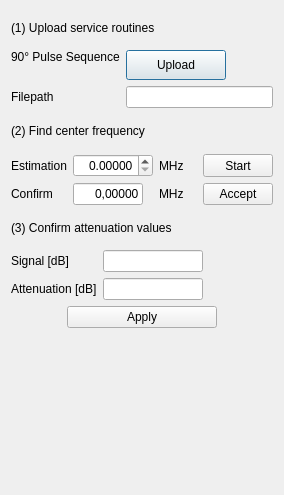
First picture: the form in Applications/ocra/ui/flipangleDialog.ui, repository OpenMRI/ocra, before the edit.
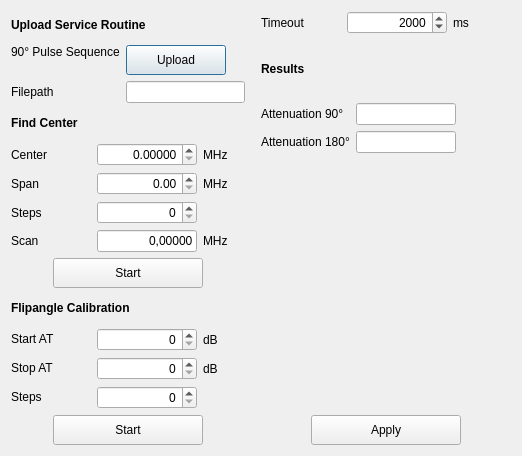
Second picture: the form after the edit.

```diff
--- a/Applications/ocra/ui/flipangleDialog.ui
+++ b/Applications/ocra/ui/flipangleDialog.ui
@@ -6,19 +6,25 @@
    <rect>
     <x>0</x>
     <y>0</y>
-    <width>284</width>
-    <height>495</height>
+    <width>522</width>
+    <height>456</height>
    </rect>
   </property>
   <property name="sizePolicy">
-   <sizepolicy hsizetype="Fixed" vsizetype="Fixed">
+   <sizepolicy hsizetype="Preferred" vsizetype="Preferred">
     <horstretch>0</horstretch>
     <verstretch>0</verstretch>
    </sizepolicy>
   </property>
+  <property name="minimumSize">
+   <size>
+    <width>0</width>
+    <height>0</height>
+   </size>
+  </property>
   <property name="maximumSize">
    <size>
-    <width>396</width>
+    <width>16777215</width>
     <height>16777215</height>
    </size>
   </property>
@@ -30,9 +36,19 @@
   </property>
   <layout class="QVBoxLayout" name="verticalLayout">
    <item>
+    <layout class="QHBoxLayout" name="horizontalLayout_5">
+     <item>
+      <layout class="QVBoxLayout" name="verticalLayout_2">
+       <item>
     <widget class="QLabel" name="step1Label">
+         <property name="font">
+          <font>
+           <weight>75</weight>
+           <bold>true</bold>
+          </font>
+         </property>
      <property name="text">
-      <string>(1) Upload service routines</string>
+          <string>Upload Service Routine</string>
      </property>
     </widget>
    </item>
@@ -106,21 +122,146 @@
    </item>
    <item>
     <widget class="QLabel" name="step2Label">
+         <property name="font">
+          <font>
+           <weight>75</weight>
+           <bold>true</bold>
+          </font>
+         </property>
      <property name="text">
-      <string>(2) Find center frequency</string>
+          <string>Find Center</string>
      </property>
     </widget>
    </item>
    <item>
-    <layout class="QGridLayout" name="findCenterLayout">
-     <item row="1" column="0">
+        <layout class="QGridLayout" name="gridLayout_3">
+         <item row="4" column="1">
+          <widget class="QSpinBox" name="freqSteps">
+           <property name="sizePolicy">
+            <sizepolicy hsizetype="Fixed" vsizetype="Fixed">
+             <horstretch>0</horstretch>
+             <verstretch>0</verstretch>
+            </sizepolicy>
+           </property>
+           <property name="minimumSize">
+            <size>
+             <width>100</width>
+             <height>0</height>
+            </size>
+           </property>
+           <property name="maximumSize">
+            <size>
+             <width>100</width>
+             <height>16777215</height>
+            </size>
+           </property>
+           <property name="alignment">
+            <set>Qt::AlignRight|Qt::AlignTrailing|Qt::AlignVCenter</set>
+           </property>
+          </widget>
+         </item>
+         <item row="2" column="2">
+          <widget class="QLabel" name="freqUnitLabel1">
+           <property name="sizePolicy">
+            <sizepolicy hsizetype="Minimum" vsizetype="Preferred">
+             <horstretch>0</horstretch>
+             <verstretch>0</verstretch>
+            </sizepolicy>
+           </property>
+           <property name="text">
+            <string>MHz</string>
+           </property>
+          </widget>
+         </item>
+         <item row="3" column="2">
+          <widget class="QLabel" name="label_2">
+           <property name="sizePolicy">
+            <sizepolicy hsizetype="Minimum" vsizetype="Preferred">
+             <horstretch>0</horstretch>
+             <verstretch>0</verstretch>
+            </sizepolicy>
+           </property>
+           <property name="text">
+            <string>MHz</string>
+           </property>
+          </widget>
+         </item>
+         <item row="2" column="0">
+          <widget class="QLabel" name="findCenterLabel">
+           <property name="sizePolicy">
+            <sizepolicy hsizetype="Fixed" vsizetype="Preferred">
+             <horstretch>0</horstretch>
+             <verstretch>0</verstretch>
+            </sizepolicy>
+           </property>
+           <property name="minimumSize">
+            <size>
+             <width>80</width>
+             <height>0</height>
+            </size>
+           </property>
+           <property name="maximumSize">
+            <size>
+             <width>80</width>
+             <height>16777215</height>
+            </size>
+           </property>
+           <property name="text">
+            <string>Center</string>
+           </property>
+          </widget>
+         </item>
+         <item row="5" column="0">
       <widget class="QLabel" name="confirmCenterLabel">
+           <property name="sizePolicy">
+            <sizepolicy hsizetype="Fixed" vsizetype="Preferred">
+             <horstretch>0</horstretch>
+             <verstretch>0</verstretch>
+            </sizepolicy>
+           </property>
+           <property name="minimumSize">
+            <size>
+             <width>80</width>
+             <height>0</height>
+            </size>
+           </property>
+           <property name="maximumSize">
+            <size>
+             <width>80</width>
+             <height>16777215</height>
+            </size>
+           </property>
        <property name="text">
-        <string>Confirm</string>
+            <string>Scan</string>
        </property>
       </widget>
      </item>
-     <item row="1" column="1">
+         <item row="3" column="1">
+          <widget class="QDoubleSpinBox" name="freqSpan">
+           <property name="sizePolicy">
+            <sizepolicy hsizetype="Fixed" vsizetype="Fixed">
+             <horstretch>0</horstretch>
+             <verstretch>0</verstretch>
+            </sizepolicy>
+           </property>
+           <property name="minimumSize">
+            <size>
+             <width>100</width>
+             <height>0</height>
+            </size>
+           </property>
+           <property name="maximumSize">
+            <size>
+             <width>100</width>
+             <height>16777215</height>
+            </size>
+           </property>
+           <property name="alignment">
+            <set>Qt::AlignRight|Qt::AlignTrailing|Qt::AlignVCenter</set>
+           </property>
+          </widget>
+         </item>
+         <item row="5" column="1">
       <widget class="QLineEdit" name="centerFreqValue">
        <property name="sizePolicy">
         <sizepolicy hsizetype="Fixed" vsizetype="Fixed">
@@ -130,13 +271,13 @@
        </property>
        <property name="minimumSize">
         <size>
-         <width>0</width>
+             <width>100</width>
          <height>0</height>
         </size>
        </property>
        <property name="maximumSize">
         <size>
-         <width>70</width>
+             <width>100</width>
          <height>16777215</height>
         </size>
        </property>
@@ -154,97 +295,51 @@
        </property>
       </widget>
      </item>
-     <item row="0" column="0">
-      <widget class="QLabel" name="findCenterLabel">
-       <property name="text">
-        <string>Estimation</string>
-       </property>
-      </widget>
-     </item>
-     <item row="1" column="3">
-      <widget class="QPushButton" name="acceptCenterBtn">
+         <item row="4" column="0">
+          <widget class="QLabel" name="label_3">
        <property name="sizePolicy">
-        <sizepolicy hsizetype="Fixed" vsizetype="Fixed">
+            <sizepolicy hsizetype="Fixed" vsizetype="Preferred">
          <horstretch>0</horstretch>
          <verstretch>0</verstretch>
         </sizepolicy>
        </property>
-       <property name="maximumSize">
-        <size>
-         <width>70</width>
-         <height>30</height>
-        </size>
-       </property>
-       <property name="text">
-        <string>Accept</string>
-       </property>
-      </widget>
-     </item>
-     <item row="1" column="2">
-      <widget class="QLabel" name="freqUnitLabel2">
-       <property name="sizePolicy">
-        <sizepolicy hsizetype="Minimum" vsizetype="Preferred">
-         <horstretch>0</horstretch>
-         <verstretch>0</verstretch>
-        </sizepolicy>
-       </property>
-       <property name="text">
-        <string>MHz</string>
-       </property>
-      </widget>
-     </item>
-     <item row="0" column="3">
-      <widget class="QPushButton" name="findCenterBtn">
-       <property name="sizePolicy">
-        <sizepolicy hsizetype="Fixed" vsizetype="Fixed">
-         <horstretch>0</horstretch>
-         <verstretch>0</verstretch>
-        </sizepolicy>
-       </property>
        <property name="minimumSize">
         <size>
-         <width>0</width>
+             <width>80</width>
          <height>0</height>
         </size>
        </property>
        <property name="maximumSize">
         <size>
-         <width>70</width>
-         <height>30</height>
+             <width>80</width>
+             <height>16777215</height>
         </size>
        </property>
        <property name="text">
-        <string>Start</string>
+            <string>Steps</string>
        </property>
       </widget>
      </item>
-     <item row="0" column="2">
-      <widget class="QLabel" name="freqUnitLabel1">
+         <item row="2" column="1">
+          <widget class="QDoubleSpinBox" name="freqEstimation">
        <property name="sizePolicy">
-        <sizepolicy hsizetype="Minimum" vsizetype="Preferred">
+            <sizepolicy hsizetype="Fixed" vsizetype="Fixed">
          <horstretch>0</horstretch>
          <verstretch>0</verstretch>
         </sizepolicy>
        </property>
-       <property name="text">
-        <string>MHz</string>
-       </property>
-      </widget>
-     </item>
-     <item row="0" column="1">
-      <widget class="QDoubleSpinBox" name="estimatedValue">
-       <property name="sizePolicy">
-        <sizepolicy hsizetype="Preferred" vsizetype="Fixed">
-         <horstretch>0</horstretch>
-         <verstretch>0</verstretch>
-        </sizepolicy>
-       </property>
        <property name="minimumSize">
         <size>
-         <width>80</width>
+             <width>100</width>
          <height>0</height>
         </size>
        </property>
+           <property name="maximumSize">
+            <size>
+             <width>100</width>
+             <height>16777215</height>
+            </size>
+           </property>
        <property name="alignment">
         <set>Qt::AlignRight|Qt::AlignTrailing|Qt::AlignVCenter</set>
        </property>
@@ -253,12 +348,443 @@
        </property>
       </widget>
      </item>
+         <item row="3" column="0">
+          <widget class="QLabel" name="label">
+           <property name="sizePolicy">
+            <sizepolicy hsizetype="Fixed" vsizetype="Preferred">
+             <horstretch>0</horstretch>
+             <verstretch>0</verstretch>
+            </sizepolicy>
+           </property>
+           <property name="minimumSize">
+            <size>
+             <width>80</width>
+             <height>0</height>
+            </size>
+           </property>
+           <property name="maximumSize">
+            <size>
+             <width>80</width>
+             <height>16777215</height>
+            </size>
+           </property>
+           <property name="text">
+            <string>Span</string>
+           </property>
+          </widget>
+         </item>
+         <item row="5" column="2">
+          <widget class="QLabel" name="freqUnitLabel2">
+           <property name="sizePolicy">
+            <sizepolicy hsizetype="Minimum" vsizetype="Preferred">
+             <horstretch>0</horstretch>
+             <verstretch>0</verstretch>
+            </sizepolicy>
+           </property>
+           <property name="text">
+            <string>MHz</string>
+           </property>
+          </widget>
+         </item>
+        </layout>
+       </item>
+       <item>
+        <layout class="QHBoxLayout" name="horizontalLayout_6">
+         <item>
+          <spacer name="horizontalSpacer_7">
+           <property name="orientation">
+            <enum>Qt::Horizontal</enum>
+           </property>
+           <property name="sizeHint" stdset="0">
+            <size>
+             <width>40</width>
+             <height>20</height>
+            </size>
+           </property>
+          </spacer>
+         </item>
+         <item>
+          <widget class="QPushButton" name="startCenterBtn">
+           <property name="sizePolicy">
+            <sizepolicy hsizetype="Fixed" vsizetype="Fixed">
+             <horstretch>0</horstretch>
+             <verstretch>0</verstretch>
+            </sizepolicy>
+           </property>
+           <property name="minimumSize">
+            <size>
+             <width>150</width>
+             <height>30</height>
+            </size>
+           </property>
+           <property name="text">
+            <string>Start</string>
+           </property>
+          </widget>
+         </item>
+         <item>
+          <spacer name="horizontalSpacer_8">
+           <property name="orientation">
+            <enum>Qt::Horizontal</enum>
+           </property>
+           <property name="sizeHint" stdset="0">
+            <size>
+             <width>40</width>
+             <height>20</height>
+            </size>
+           </property>
+          </spacer>
+         </item>
+        </layout>
+       </item>
+       <item>
+        <widget class="QLabel" name="label_4">
+         <property name="font">
+          <font>
+           <weight>75</weight>
+           <bold>true</bold>
+          </font>
+         </property>
+         <property name="text">
+          <string>Flipangle Calibration</string>
+         </property>
+        </widget>
+       </item>
+       <item>
+        <layout class="QGridLayout" name="gridLayout_4">
+         <item row="2" column="0">
+          <widget class="QLabel" name="label_9">
+           <property name="sizePolicy">
+            <sizepolicy hsizetype="Fixed" vsizetype="Fixed">
+             <horstretch>0</horstretch>
+             <verstretch>0</verstretch>
+            </sizepolicy>
+           </property>
+           <property name="minimumSize">
+            <size>
+             <width>80</width>
+             <height>0</height>
+            </size>
+           </property>
+           <property name="maximumSize">
+            <size>
+             <width>80</width>
+             <height>16777215</height>
+            </size>
+           </property>
+           <property name="text">
+            <string>Steps</string>
+           </property>
+          </widget>
+         </item>
+         <item row="0" column="2">
+          <widget class="QLabel" name="label_6">
+           <property name="sizePolicy">
+            <sizepolicy hsizetype="Minimum" vsizetype="Preferred">
+             <horstretch>0</horstretch>
+             <verstretch>0</verstretch>
+            </sizepolicy>
+           </property>
+           <property name="text">
+            <string>dB</string>
+           </property>
+          </widget>
+         </item>
+         <item row="1" column="2">
+          <widget class="QLabel" name="label_7">
+           <property name="sizePolicy">
+            <sizepolicy hsizetype="Minimum" vsizetype="Preferred">
+             <horstretch>0</horstretch>
+             <verstretch>0</verstretch>
+            </sizepolicy>
+           </property>
+           <property name="text">
+            <string>dB</string>
+           </property>
+          </widget>
+         </item>
+         <item row="1" column="0">
+          <widget class="QLabel" name="label_8">
+           <property name="sizePolicy">
+            <sizepolicy hsizetype="Fixed" vsizetype="Fixed">
+             <horstretch>0</horstretch>
+             <verstretch>0</verstretch>
+            </sizepolicy>
+           </property>
+           <property name="minimumSize">
+            <size>
+             <width>80</width>
+             <height>0</height>
+            </size>
+           </property>
+           <property name="maximumSize">
+            <size>
+             <width>80</width>
+             <height>16777215</height>
+            </size>
+           </property>
+           <property name="text">
+            <string>Stop AT</string>
+           </property>
+          </widget>
+         </item>
+         <item row="0" column="1">
+          <widget class="QSpinBox" name="atStart">
+           <property name="sizePolicy">
+            <sizepolicy hsizetype="Fixed" vsizetype="Fixed">
+             <horstretch>0</horstretch>
+             <verstretch>0</verstretch>
+            </sizepolicy>
+           </property>
+           <property name="minimumSize">
+            <size>
+             <width>100</width>
+             <height>0</height>
+            </size>
+           </property>
+           <property name="maximumSize">
+            <size>
+             <width>100</width>
+             <height>16777215</height>
+            </size>
+           </property>
+           <property name="alignment">
+            <set>Qt::AlignRight|Qt::AlignTrailing|Qt::AlignVCenter</set>
+           </property>
+          </widget>
+         </item>
+         <item row="2" column="1">
+          <widget class="QSpinBox" name="atSteps">
+           <property name="sizePolicy">
+            <sizepolicy hsizetype="Fixed" vsizetype="Fixed">
+             <horstretch>0</horstretch>
+             <verstretch>0</verstretch>
+            </sizepolicy>
+           </property>
+           <property name="minimumSize">
+            <size>
+             <width>100</width>
+             <height>0</height>
+            </size>
+           </property>
+           <property name="maximumSize">
+            <size>
+             <width>100</width>
+             <height>16777215</height>
+            </size>
+           </property>
+           <property name="alignment">
+            <set>Qt::AlignRight|Qt::AlignTrailing|Qt::AlignVCenter</set>
+           </property>
+          </widget>
+         </item>
+         <item row="0" column="0">
+          <widget class="QLabel" name="label_5">
+           <property name="sizePolicy">
+            <sizepolicy hsizetype="Fixed" vsizetype="Fixed">
+             <horstretch>0</horstretch>
+             <verstretch>0</verstretch>
+            </sizepolicy>
+           </property>
+           <property name="minimumSize">
+            <size>
+             <width>80</width>
+             <height>0</height>
+            </size>
+           </property>
+           <property name="maximumSize">
+            <size>
+             <width>80</width>
+             <height>16777215</height>
+            </size>
+           </property>
+           <property name="text">
+            <string>Start AT</string>
+           </property>
+          </widget>
+         </item>
+         <item row="1" column="1">
+          <widget class="QSpinBox" name="atStop">
+           <property name="sizePolicy">
+            <sizepolicy hsizetype="Fixed" vsizetype="Fixed">
+             <horstretch>0</horstretch>
+             <verstretch>0</verstretch>
+            </sizepolicy>
+           </property>
+           <property name="minimumSize">
+            <size>
+             <width>100</width>
+             <height>0</height>
+            </size>
+           </property>
+           <property name="maximumSize">
+            <size>
+             <width>100</width>
+             <height>16777215</height>
+            </size>
+           </property>
+           <property name="alignment">
+            <set>Qt::AlignRight|Qt::AlignTrailing|Qt::AlignVCenter</set>
+           </property>
+          </widget>
+         </item>
+        </layout>
+       </item>
+       <item>
+        <layout class="QHBoxLayout" name="horizontalLayout_4">
+         <item>
+          <spacer name="horizontalSpacer_5">
+           <property name="orientation">
+            <enum>Qt::Horizontal</enum>
+           </property>
+           <property name="sizeHint" stdset="0">
+            <size>
+             <width>40</width>
+             <height>20</height>
+            </size>
+           </property>
+          </spacer>
+         </item>
+         <item>
+          <widget class="QPushButton" name="startAtBtn">
+           <property name="sizePolicy">
+            <sizepolicy hsizetype="Fixed" vsizetype="Fixed">
+             <horstretch>0</horstretch>
+             <verstretch>0</verstretch>
+            </sizepolicy>
+           </property>
+           <property name="minimumSize">
+            <size>
+             <width>150</width>
+             <height>30</height>
+            </size>
+           </property>
+           <property name="maximumSize">
+            <size>
+             <width>16777215</width>
+             <height>16777215</height>
+            </size>
+           </property>
+           <property name="text">
+            <string>Start</string>
+           </property>
+          </widget>
+         </item>
+         <item>
+          <spacer name="horizontalSpacer_6">
+           <property name="orientation">
+            <enum>Qt::Horizontal</enum>
+           </property>
+           <property name="sizeHint" stdset="0">
+            <size>
+             <width>40</width>
+             <height>20</height>
+            </size>
+           </property>
+          </spacer>
+         </item>
+        </layout>
+       </item>
+      </layout>
+     </item>
+     <item>
+      <spacer name="horizontalSpacer_9">
+       <property name="orientation">
+        <enum>Qt::Horizontal</enum>
+       </property>
+       <property name="sizeType">
+        <enum>QSizePolicy::Fixed</enum>
+       </property>
+       <property name="sizeHint" stdset="0">
+        <size>
+         <width>10</width>
+         <height>20</height>
+        </size>
+       </property>
+      </spacer>
+     </item>
+     <item>
+      <layout class="QVBoxLayout" name="verticalLayout_3">
+       <item>
+        <layout class="QGridLayout" name="gridLayout_2">
+         <item row="0" column="0">
+          <widget class="QLabel" name="label_10">
+           <property name="sizePolicy">
+            <sizepolicy hsizetype="Fixed" vsizetype="Preferred">
+             <horstretch>0</horstretch>
+             <verstretch>0</verstretch>
+            </sizepolicy>
+           </property>
+           <property name="minimumSize">
+            <size>
+             <width>80</width>
+             <height>0</height>
+            </size>
+           </property>
+           <property name="maximumSize">
+            <size>
+             <width>80</width>
+             <height>16777215</height>
+            </size>
+           </property>
+           <property name="text">
+            <string>Timeout</string>
+           </property>
+          </widget>
+         </item>
+         <item row="0" column="1">
+          <widget class="QSpinBox" name="timeoutValue">
+           <property name="sizePolicy">
+            <sizepolicy hsizetype="Fixed" vsizetype="Fixed">
+             <horstretch>0</horstretch>
+             <verstretch>0</verstretch>
+            </sizepolicy>
+           </property>
+           <property name="minimumSize">
+            <size>
+             <width>100</width>
+             <height>0</height>
+            </size>
+           </property>
+           <property name="maximumSize">
+            <size>
+             <width>100</width>
+             <height>16777215</height>
+            </size>
+           </property>
+           <property name="alignment">
+            <set>Qt::AlignRight|Qt::AlignTrailing|Qt::AlignVCenter</set>
+           </property>
+           <property name="maximum">
+            <number>9999</number>
+           </property>
+           <property name="singleStep">
+            <number>100</number>
+           </property>
+           <property name="value">
+            <number>2000</number>
+           </property>
+          </widget>
+         </item>
+         <item row="0" column="2">
+          <widget class="QLabel" name="label_11">
+           <property name="text">
+            <string>ms</string>
+           </property>
+          </widget>
+         </item>
     </layout>
    </item>
    <item>
     <widget class="QLabel" name="step3Label">
+         <property name="font">
+          <font>
+           <weight>75</weight>
+           <bold>true</bold>
+          </font>
+         </property>
      <property name="text">
-      <string>(3) Confirm attenuation values</string>
+          <string>Results</string>
      </property>
     </widget>
    </item>
@@ -283,7 +809,7 @@
      <item row="0" column="0">
       <widget class="QLabel" name="signalValuesLabel">
        <property name="text">
-        <string>Signal [dB]</string>
+            <string>Attenuation 90°</string>
        </property>
        <property name="alignment">
         <set>Qt::AlignLeading|Qt::AlignLeft|Qt::AlignVCenter</set>
@@ -309,7 +835,7 @@
      <item row="1" column="0">
       <widget class="QLabel" name="attenuationValuesLabel">
        <property name="text">
-        <string>Attenuation [dB]</string>
+            <string>Attenuation 180°</string>
        </property>
        <property name="alignment">
         <set>Qt::AlignLeading|Qt::AlignLeft|Qt::AlignVCenter</set>
@@ -344,6 +870,33 @@
      </item>
     </layout>
    </item>
+       <item>
+        <layout class="QHBoxLayout" name="horizontalLayout_2">
+         <item>
+          <widget class="QWidget" name="verticalWidget" native="true">
+           <property name="sizePolicy">
+            <sizepolicy hsizetype="Fixed" vsizetype="Fixed">
+             <horstretch>0</horstretch>
+             <verstretch>0</verstretch>
+            </sizepolicy>
+           </property>
+           <property name="minimumSize">
+            <size>
+             <width>250</width>
+             <height>250</height>
+            </size>
+           </property>
+           <property name="maximumSize">
+            <size>
+             <width>250</width>
+             <height>250</height>
+            </size>
+           </property>
+           <layout class="QVBoxLayout" name="plotLayout"/>
+          </widget>
+         </item>
+        </layout>
+       </item>
    <item>
     <layout class="QHBoxLayout" name="horizontalLayout">
      <item>
@@ -370,7 +923,7 @@
        <property name="minimumSize">
         <size>
          <width>150</width>
-         <height>0</height>
+             <height>30</height>
         </size>
        </property>
        <property name="text">
@@ -393,29 +946,7 @@
      </item>
     </layout>
    </item>
-   <item>
-    <layout class="QHBoxLayout" name="horizontalLayout_2">
-     <item>
-      <widget class="QWidget" name="plotWidget" native="true">
-       <property name="sizePolicy">
-        <sizepolicy hsizetype="Fixed" vsizetype="Fixed">
-         <horstretch>0</horstretch>
-         <verstretch>0</verstretch>
-        </sizepolicy>
-       </property>
-       <property name="minimumSize">
-        <size>
-         <width>200</width>
-         <height>150</height>
-        </size>
-       </property>
-       <property name="maximumSize">
-        <size>
-         <width>250</width>
-         <height>150</height>
-        </size>
-       </property>
-      </widget>
+      </layout>
      </item>
     </layout>
    </item>
```
Left out of the diff: 6 changed lines with no effect on the pictures. Lines whose indentation alone changed are shown as unchanged.
